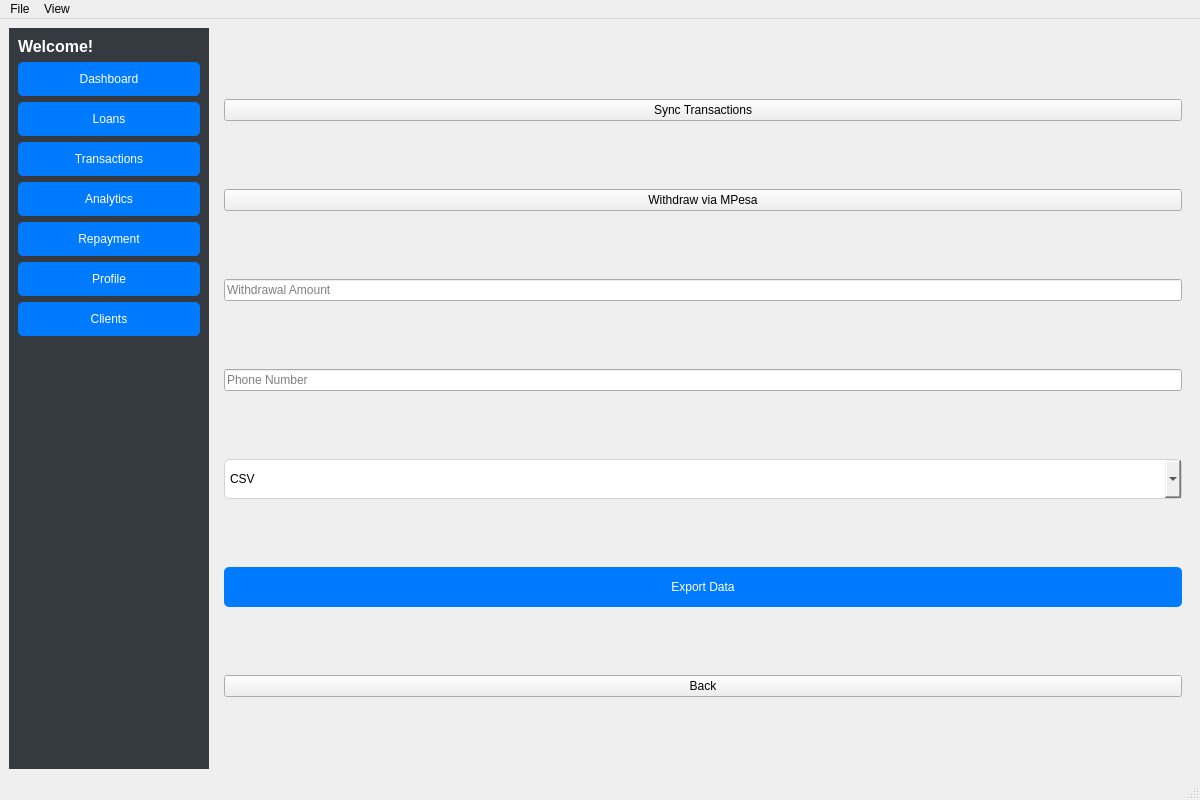
WabukoWabuko/microfinance_manager, file ui/main_window.ui: the form before one commit.
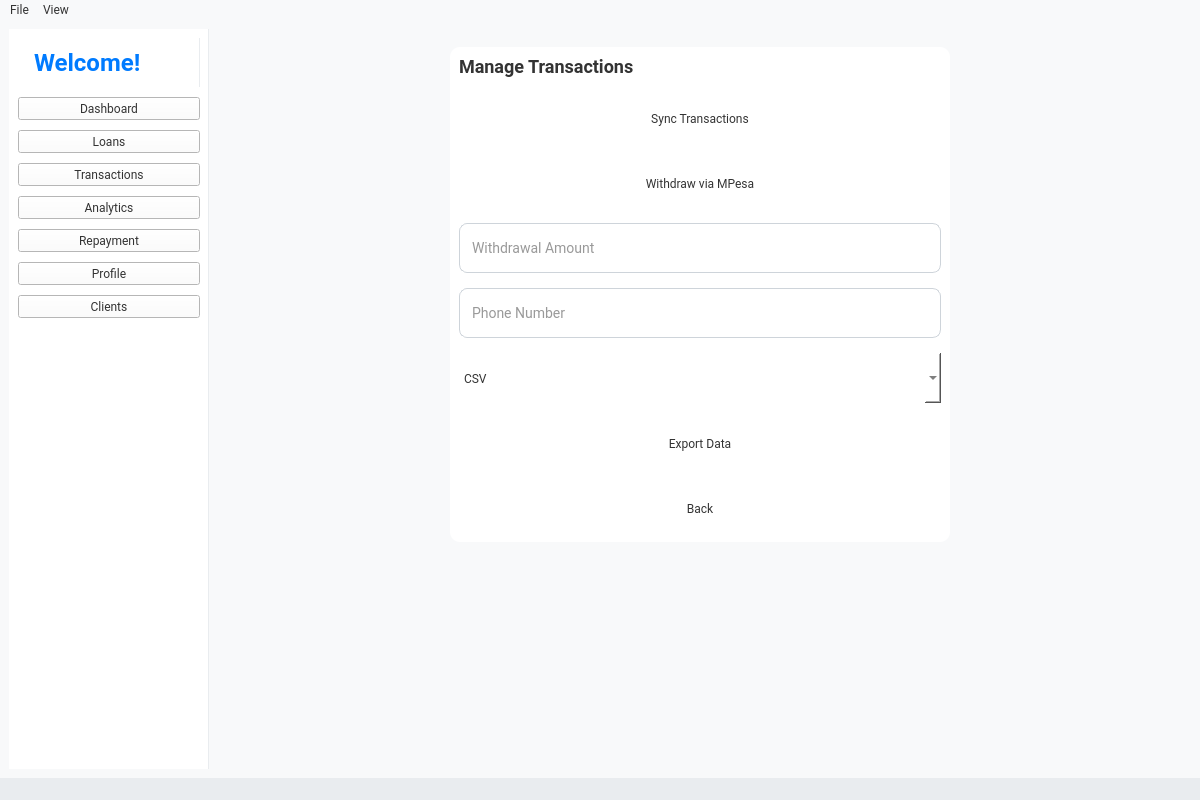
The form after the commit. The open tabs and pages were chosen to show the change.

```diff
--- a/ui/main_window.ui
+++ b/ui/main_window.ui
@@ -13,8 +13,22 @@
   <property name="windowTitle">
    <string>Microfinance Manager</string>
   </property>
+  <property name="styleSheet">
+   <string>background: #F8F9FA; font-family: Roboto; color: #333333;</string>
+  </property>
   <widget class="QWidget" name="centralwidget">
    <layout class="QHBoxLayout" name="horizontalLayout">
+    <property name="spacing">
+     <number>0</number>
+    </property>
+    <property name="contentsMargins">
+     <rect>
+      <left>0</left>
+      <top>0</top>
+      <right>0</right>
+      <bottom>0</bottom>
+     </rect>
+    </property>
     <item>
      <widget class="QWidget" name="sidebar">
       <property name="minimumSize">
@@ -24,16 +38,27 @@
        </size>
       </property>
       <property name="styleSheet">
-       <string>background: #343A40; color: #FFFFFF;</string>
+       <string>background: #FFFFFF; border-right: 1px solid #E9ECEF;</string>
       </property>
       <layout class="QVBoxLayout" name="verticalLayout">
+       <property name="spacing">
+        <number>10</number>
+       </property>
+       <property name="contentsMargins">
+        <rect>
+         <left>10</left>
+         <top>20</top>
+         <right>10</right>
+         <bottom>10</bottom>
+        </rect>
+       </property>
        <item>
         <widget class="QLabel" name="label_welcome">
          <property name="text">
           <string>Welcome!</string>
          </property>
          <property name="styleSheet">
-          <string>font-size: 16px; font-weight: bold;</string>
+          <string>font-size: 24px; font-weight: bold; color: #007BFF; padding: 10px;</string>
          </property>
         </widget>
        </item>
@@ -46,7 +71,7 @@
           <bool>true</bool>
          </property>
          <property name="styleSheet">
-          <string>background: #007BFF; color: #FFFFFF; border-radius: 5px; padding: 10px;</string>
+          <string>background: transparent; color: #333333; border: none; border-radius: 8px; padding: 15px; text-align: left; font-size: 16px; QPushButton:hover { background: #007BFF; color: #FFFFFF; }</string>
          </property>
         </widget>
        </item>
@@ -59,7 +84,7 @@
           <bool>true</bool>
          </property>
          <property name="styleSheet">
-          <string>background: #007BFF; color: #FFFFFF; border-radius: 5px; padding: 10px;</string>
+          <string>background: transparent; color: #333333; border: none; border-radius: 8px; padding: 15px; text-align: left; font-size: 16px; QPushButton:hover { background: #007BFF; color: #FFFFFF; }</string>
          </property>
         </widget>
        </item>
@@ -72,7 +97,7 @@
           <bool>true</bool>
          </property>
          <property name="styleSheet">
-          <string>background: #007BFF; color: #FFFFFF; border-radius: 5px; padding: 10px;</string>
+          <string>background: transparent; color: #333333; border: none; border-radius: 8px; padding: 15px; text-align: left; font-size: 16px; QPushButton:hover { background: #007BFF; color: #FFFFFF; }</string>
          </property>
         </widget>
        </item>
@@ -85,7 +110,7 @@
           <bool>true</bool>
          </property>
          <property name="styleSheet">
-          <string>background: #007BFF; color: #FFFFFF; border-radius: 5px; padding: 10px;</string>
+          <string>background: transparent; color: #333333; border: none; border-radius: 8px; padding: 15px; text-align: left; font-size: 16px; QPushButton:hover { background: #007BFF; color: #FFFFFF; }</string>
          </property>
         </widget>
        </item>
@@ -98,7 +123,7 @@
           <bool>true</bool>
          </property>
          <property name="styleSheet">
-          <string>background: #007BFF; color: #FFFFFF; border-radius: 5px; padding: 10px;</string>
+          <string>background: transparent; color: #333333; border: none; border-radius: 8px; padding: 15px; text-align: left; font-size: 16px; QPushButton:hover { background: #007BFF; color: #FFFFFF; }</string>
          </property>
         </widget>
        </item>
@@ -111,7 +136,7 @@
           <bool>true</bool>
          </property>
          <property name="styleSheet">
-          <string>background: #007BFF; color: #FFFFFF; border-radius: 5px; padding: 10px;</string>
+          <string>background: transparent; color: #333333; border: none; border-radius: 8px; padding: 15px; text-align: left; font-size: 16px; QPushButton:hover { background: #007BFF; color: #FFFFFF; }</string>
          </property>
         </widget>
        </item>
@@ -124,7 +149,7 @@
           <bool>true</bool>
          </property>
          <property name="styleSheet">
-          <string>background: #007BFF; color: #FFFFFF; border-radius: 5px; padding: 10px;</string>
+          <string>background: transparent; color: #333333; border: none; border-radius: 8px; padding: 15px; text-align: left; font-size: 16px; QPushButton:hover { background: #007BFF; color: #FFFFFF; }</string>
          </property>
         </widget>
        </item>
@@ -220,45 +245,146 @@
        </layout>
       </widget>
       <widget class="QWidget" name="transactions_page">
-       <layout class="QVBoxLayout" name="verticalLayout_4">
+       <layout class="QVBoxLayout" name="transactions_layout">
+        <property name="spacing">
+         <number>0</number>
+        </property>
+        <property name="contentsMargins">
+         <rect>
+          <left>0</left>
+          <top>0</top>
+          <right>0</right>
+          <bottom>0</bottom>
+         </rect>
+        </property>
+        <item>
+         <widget class="QScrollArea" name="transactions_scroll">
+          <property name="widgetResizable">
+           <bool>true</bool>
+          </property>
+          <property name="styleSheet">
+           <string>border: none; background: transparent;</string>
+          </property>
+          <widget class="QWidget" name="transactions_content">
+           <layout class="QVBoxLayout" name="transactions_content_layout">
+            <property name="spacing">
+             <number>15</number>
+            </property>
+            <property name="contentsMargins">
+             <rect>
+              <left>20</left>
+              <top>20</top>
+              <right>20</right>
+              <bottom>20</bottom>
+             </rect>
+            </property>
+            <item alignment="Qt::AlignHCenter">
+             <widget class="QWidget" name="transactions_form_card">
+              <property name="minimumSize">
+               <size>
+                <width>500</width>
+                <height>0</height>
+               </size>
+              </property>
+              <property name="styleSheet">
+               <string>background: #FFFFFF; border-radius: 10px; box-shadow: 0 2px 5px rgba(0,0,0,0.1);</string>
+              </property>
+              <layout class="QVBoxLayout" name="transactions_form_layout">
+               <property name="spacing">
+                <number>15</number>
+               </property>
+               <property name="contentsMargins">
+                <rect>
+                 <left>20</left>
+                 <top>20</top>
+                 <right>20</right>
+                 <bottom>20</bottom>
+                </rect>
+               </property>
+               <item>
+                <widget class="QLabel" name="transactions_form_label">
+                 <property name="text">
+                  <string>Manage Transactions</string>
+                 </property>
+                 <property name="styleSheet">
+                  <string>font-size: 18px; font-weight: bold; color: #333333;</string>
+                 </property>
+                </widget>
+               </item>
         <item>
          <widget class="QPushButton" name="sync_button">
+                 <property name="minimumSize">
+                  <size>
+                   <width>350</width>
+                   <height>50</height>
+                  </size>
+                 </property>
           <property name="text">
            <string>Sync Transactions</string>
           </property>
+                 <property name="styleSheet">
+                  <string>background: #007BFF; color: #FFFFFF; border: none; border-radius: 8px; padding: 12px; font-size: 16px; font-weight: bold; box-shadow: 0 2px 5px rgba(0,0,0,0.2); QPushButton:hover { background: #0056B3; box-shadow: 0 4px 8px rgba(0,0,0,0.3); } QPushButton:pressed { background: #003087; }</string>
+                 </property>
          </widget>
         </item>
         <item>
          <widget class="QPushButton" name="b2c_withdraw_button">
+                 <property name="minimumSize">
+                  <size>
+                   <width>350</width>
+                   <height>50</height>
+                  </size>
+                 </property>
           <property name="text">
            <string>Withdraw via MPesa</string>
           </property>
+                 <property name="styleSheet">
+                  <string>background: #007BFF; color: #FFFFFF; border: none; border-radius: 8px; padding: 12px; font-size: 16px; font-weight: bold; box-shadow: 0 2px 5px rgba(0,0,0,0.2); QPushButton:hover { background: #0056B3; box-shadow: 0 4px 8px rgba(0,0,0,0.3); } QPushButton:pressed { background: #003087; }</string>
+                 </property>
          </widget>
         </item>
         <item>
          <widget class="QLineEdit" name="b2c_amount_input">
+                 <property name="minimumSize">
+                  <size>
+                   <width>350</width>
+                   <height>50</height>
+                  </size>
+                 </property>
           <property name="placeholderText">
            <string>Withdrawal Amount</string>
           </property>
+                 <property name="styleSheet">
+                  <string>border: 1px solid #CED4DA; border-radius: 8px; padding: 10px; background: #FFFFFF; font-size: 14px; color: #333333;</string>
+                 </property>
          </widget>
         </item>
         <item>
          <widget class="QLineEdit" name="b2c_phone_input">
+                 <property name="minimumSize">
+                  <size>
+                   <width>350</width>
+                   <height>50</height>
+                  </size>
+                 </property>
           <property name="placeholderText">
            <string>Phone Number</string>
           </property>
+                 <property name="styleSheet">
+                  <string>border: 1px solid #CED4DA; border-radius: 8px; padding: 10px; background: #FFFFFF; font-size: 14px; color: #333333;</string>
+                 </property>
          </widget>
         </item>
         <item>
          <widget class="QComboBox" name="export_format_combo">
           <property name="minimumSize">
            <size>
-            <width>300</width>
-            <height>40</height>
+                   <width>350</width>
+                   <height>50</height>
            </size>
           </property>
           <property name="styleSheet">
-           <string>border: 1px solid #CED4DA; border-radius: 5px; padding: 5px;</string>
+                  <string>border: 1px solid #CED4DA; border-radius: 8px; padding: 10px; background: #FFFFFF; font-size: 14px; color: #333333; QComboBox::drop-down { border: none; }</string>
           </property>
           <item>
            <property name="text">
@@ -276,23 +402,52 @@
          <widget class="QPushButton" name="export_button">
           <property name="minimumSize">
            <size>
-            <width>300</width>
-            <height>40</height>
+                   <width>350</width>
+                   <height>50</height>
            </size>
           </property>
           <property name="text">
            <string>Export Data</string>
           </property>
           <property name="styleSheet">
-           <string>background: #007BFF; color: #FFFFFF; border-radius: 5px; padding: 5px;</string>
+                  <string>background: #007BFF; color: #FFFFFF; border: none; border-radius: 8px; padding: 12px; font-size: 16px; font-weight: bold; box-shadow: 0 2px 5px rgba(0,0,0,0.2); QPushButton:hover { background: #0056B3; box-shadow: 0 4px 8px rgba(0,0,0,0.3); } QPushButton:pressed { background: #003087; }</string>
           </property>
          </widget>
         </item>
         <item>
          <widget class="QPushButton" name="back_button_transactions">
+                 <property name="minimumSize">
+                  <size>
+                   <width>350</width>
+                   <height>50</height>
+                  </size>
+                 </property>
           <property name="text">
            <string>Back</string>
           </property>
+                 <property name="styleSheet">
+                  <string>background: #007BFF; color: #FFFFFF; border: none; border-radius: 8px; padding: 12px; font-size: 16px; font-weight: bold; box-shadow: 0 2px 5px rgba(0,0,0,0.2); QPushButton:hover { background: #0056B3; box-shadow: 0 4px 8px rgba(0,0,0,0.3); } QPushButton:pressed { background: #003087; }</string>
+                 </property>
+                </widget>
+               </item>
+              </layout>
+             </widget>
+            </item>
+            <item>
+             <spacer name="transactions_spacer">
+              <property name="orientation">
+               <enum>Qt::Vertical</enum>
+              </property>
+              <property name="sizeHint">
+               <size>
+                <width>20</width>
+                <height>40</height>
+               </size>
+              </property>
+             </spacer>
+            </item>
+           </layout>
+          </widget>
          </widget>
         </item>
        </layout>
@@ -511,6 +666,9 @@
      <height>22</height>
     </rect>
    </property>
+   <property name="styleSheet">
+    <string>background: #FFFFFF; color: #333333; font-size: 14px; QMenuBar::item:selected { background: #007BFF; color: #FFFFFF; }</string>
+   </property>
    <widget class="QMenu" name="menuFile">
     <property name="title">
      <string>File</string>
@@ -526,7 +684,11 @@
    <addaction name="menuFile"/>
    <addaction name="menuView"/>
   </widget>
-  <widget class="QStatusBar" name="statusbar"/>
+  <widget class="QStatusBar" name="statusbar">
+   <property name="styleSheet">
+    <string>background: #E9ECEF; color: #333333; font-size: 14px;</string>
+   </property>
+  </widget>
   <action name="actionExit">
    <property name="text">
     <string>Exit</string>
```
Left out of the diff: 806 changed lines with no effect on the pictures. Lines whose indentation alone changed are shown as unchanged.
